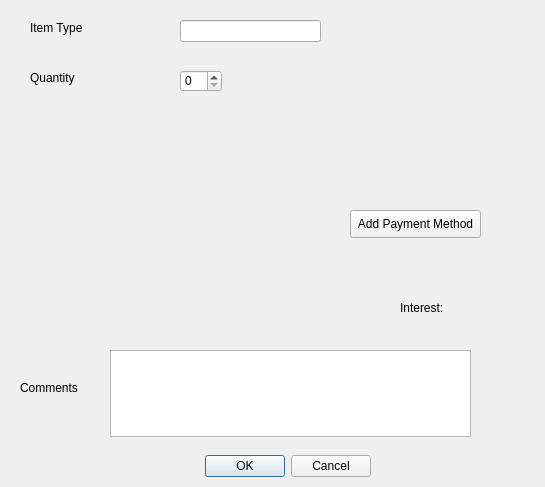
Above: UI/MerchandiseOrderDialog.ui from jordynmarlow/SoftwareEngineering before the change. Below: the same form after it.
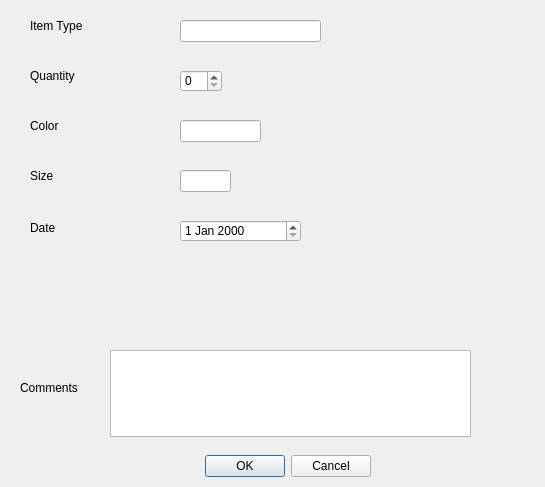
That is the form after the change.

Commit message: Add inventory UIs w/ functionality, other two add order functionalities

```diff
--- a/UI/MerchandiseOrderDialog.ui
+++ b/UI/MerchandiseOrderDialog.ui
@@ -29,19 +29,6 @@
     <set>QDialogButtonBox::Cancel|QDialogButtonBox::Ok</set>
    </property>
   </widget>
-  <widget class="QPushButton" name="add_payment_bt">
-   <property name="geometry">
-    <rect>
-     <x>350</x>
-     <y>210</y>
-     <width>131</width>
-     <height>28</height>
-    </rect>
-   </property>
-   <property name="text">
-    <string>Add Payment Method</string>
-   </property>
-  </widget>
   <widget class="QLabel" name="label_4">
    <property name="geometry">
     <rect>
@@ -78,26 +65,13 @@
     <string/>
    </property>
   </widget>
-  <widget class="QLabel" name="label_10">
-   <property name="geometry">
-    <rect>
-     <x>400</x>
-     <y>300</y>
-     <width>51</width>
-     <height>16</height>
-    </rect>
-   </property>
-   <property name="text">
-    <string>Interest:</string>
-   </property>
-  </widget>
   <widget class="QLabel" name="label_5">
    <property name="geometry">
     <rect>
      <x>30</x>
-     <y>20</y>
-     <width>61</width>
-     <height>16</height>
+     <y>15</y>
+     <width>91</width>
+     <height>21</height>
     </rect>
    </property>
    <property name="text">
@@ -118,9 +92,9 @@
    <property name="geometry">
     <rect>
      <x>30</x>
-     <y>70</y>
-     <width>61</width>
-     <height>16</height>
+     <y>65</y>
+     <width>91</width>
+     <height>21</height>
     </rect>
    </property>
    <property name="text">
@@ -137,6 +111,75 @@
     </rect>
    </property>
   </widget>
+  <widget class="QLabel" name="label_7">
+   <property name="geometry">
+    <rect>
+     <x>30</x>
+     <y>220</y>
+     <width>55</width>
+     <height>16</height>
+    </rect>
+   </property>
+   <property name="text">
+    <string>Date</string>
+   </property>
+  </widget>
+  <widget class="QDateEdit" name="date_edit">
+   <property name="geometry">
+    <rect>
+     <x>180</x>
+     <y>220</y>
+     <width>121</width>
+     <height>22</height>
+    </rect>
+   </property>
+  </widget>
+  <widget class="QLabel" name="label_8">
+   <property name="geometry">
+    <rect>
+     <x>30</x>
+     <y>115</y>
+     <width>91</width>
+     <height>21</height>
+    </rect>
+   </property>
+   <property name="text">
+    <string>Color</string>
+   </property>
+  </widget>
+  <widget class="QLineEdit" name="color_edit">
+   <property name="geometry">
+    <rect>
+     <x>180</x>
+     <y>120</y>
+     <width>81</width>
+     <height>22</height>
+    </rect>
+   </property>
+  </widget>
+  <widget class="QLabel" name="label_9">
+   <property name="geometry">
+    <rect>
+     <x>30</x>
+     <y>165</y>
+     <width>91</width>
+     <height>21</height>
+    </rect>
+   </property>
+   <property name="text">
+    <string>Size</string>
+   </property>
+  </widget>
+  <widget class="QLineEdit" name="size_edit">
+   <property name="geometry">
+    <rect>
+     <x>180</x>
+     <y>170</y>
+     <width>51</width>
+     <height>22</height>
+    </rect>
+   </property>
+  </widget>
  </widget>
  <resources/>
  <connections>
```
Left out of the diff: 6 changed lines with no effect on the pictures. The commit also changes 18 other files.
